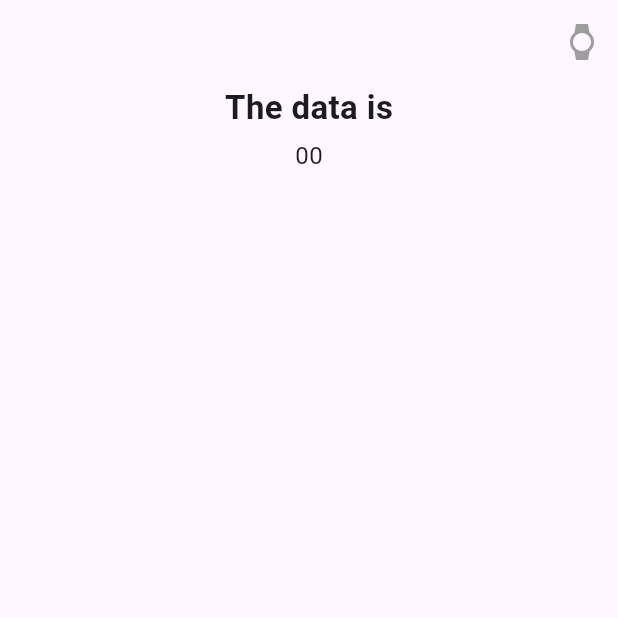
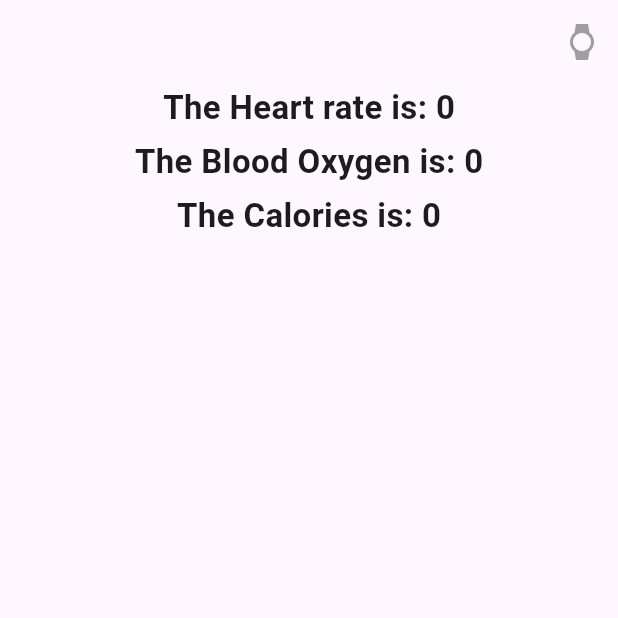
Before and after one commit to Nada120/blutooth-connection, a Flutter app: the screen it shows after launch, on a phone screen of 412 x 824 dp, the top half of it. Run offline on Flutter 3.47's test engine with Material 3 defaults, Android fonts, the phone set to English and light mode, and no system bars; our stand-ins replace flutter_bloc, flutter_blue_plus.

Commit message:
update bluetooth_cubit.dart which remove some commits & home_page.dart which add text for show the three data

```diff
--- a/lib/cubit/bluetooth_cubit.dart
+++ b/lib/cubit/bluetooth_cubit.dart
@@ -91,4 +91,3 @@ class BluetoothCubit extends Cubit<BluetoothState> {
     });
   }
 }
-//services[5].characteristics[1];
--- a/lib/cubit/bluetooth_state.dart
+++ b/lib/cubit/bluetooth_state.dart
@@ -11,7 +11,7 @@ final class BluetoothScanDevice extends BluetoothInitial {
 }
 
 final class BluetoothDeviceService extends BluetoothInitial {
-  final Stream<List<int>>? receivedData;
+  final  Stream<List<int>>? receivedData;
   BluetoothDeviceService(this.receivedData);
 }
 
--- a/lib/view/home_page.dart
+++ b/lib/view/home_page.dart
@@ -14,7 +14,8 @@ class HomePage extends StatelessWidget {
         actions: [
           IconButton(
             onPressed: () {
-              BlocProvider.of<BluetoothCubit>(context).checkBluetoothConnectivity();
+              BlocProvider.of<BluetoothCubit>(context)
+                  .checkBluetoothConnectivity();
               Navigator.push(
                 context,
                 MaterialPageRoute(
@@ -24,16 +25,20 @@ class HomePage extends StatelessWidget {
             },
             icon: Icon(
               Icons.watch_sharp,
-              color: data != null ? Colors.purple: Colors.grey,
+              color: data != null ? Colors.purple : Colors.grey,
             ),
           ),
         ],
       ),
       body: Center(
-        child: Column(
+        child: StreamBuilder(
+          stream: data,
+          builder: (context, snapshot) {
+            var sn = snapshot.data;
+            return Column(
               children: [
                 Text(
-              'The data is',
+                  'The Heart rate is: ${sn == null ? '0' : sn}',
                   style: TextStyle(
                     fontWeight: FontWeight.w700,
                     fontSize: 22,
@@ -42,16 +47,26 @@ class HomePage extends StatelessWidget {
                 SizedBox(
                   height: 5,
                 ),
-            StreamBuilder(
-              stream: data,
-              builder: (context, snapshot) => Text(
-                '${snapshot.data == null ? '00' : '${snapshot.data}'}',
+                Text(
+                  'The Blood Oxygen is: ${sn == null ? '0' : sn}',
                   style: TextStyle(
-                  fontSize: 16,
+                    fontWeight: FontWeight.w700,
+                    fontSize: 22,
                   ),
+                ),
+                SizedBox(
+                  height: 5,
+                ),
+                Text(
+                  'The Calories is: ${sn == null ? '0' : sn}',
+                  style: TextStyle(
+                    fontWeight: FontWeight.w700,
+                    fontSize: 22,
                   ),
                 ),
               ],
+            );
+          },
         ),
       ),
     );
```
Lines whose indentation alone changed are shown as unchanged.
